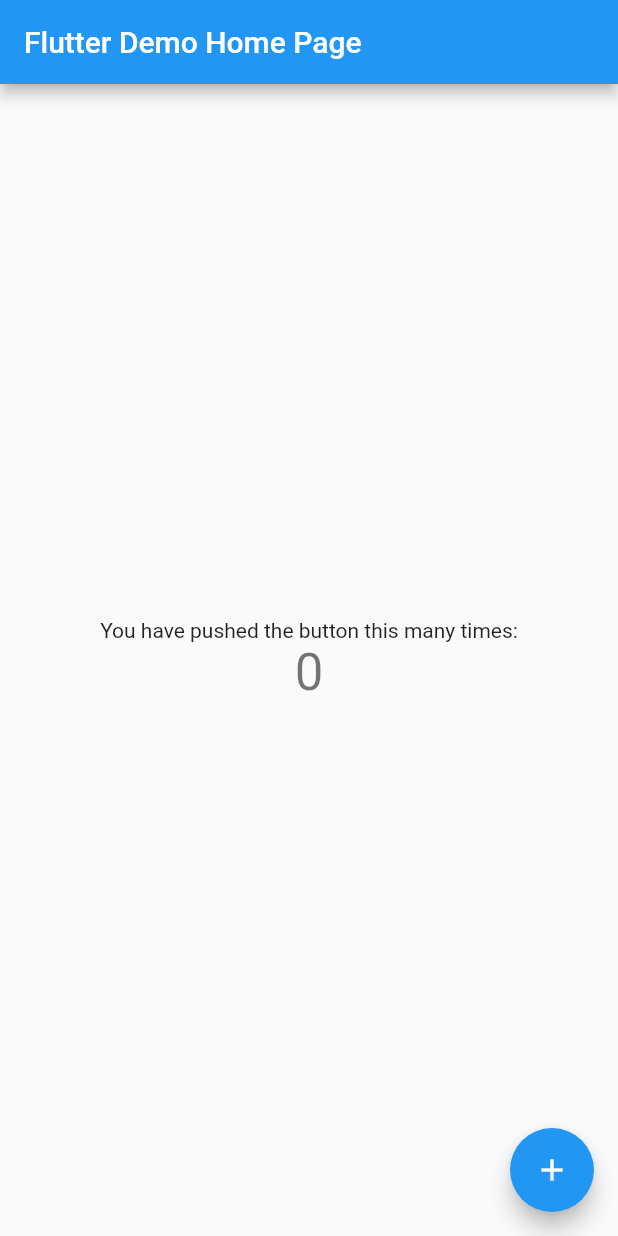
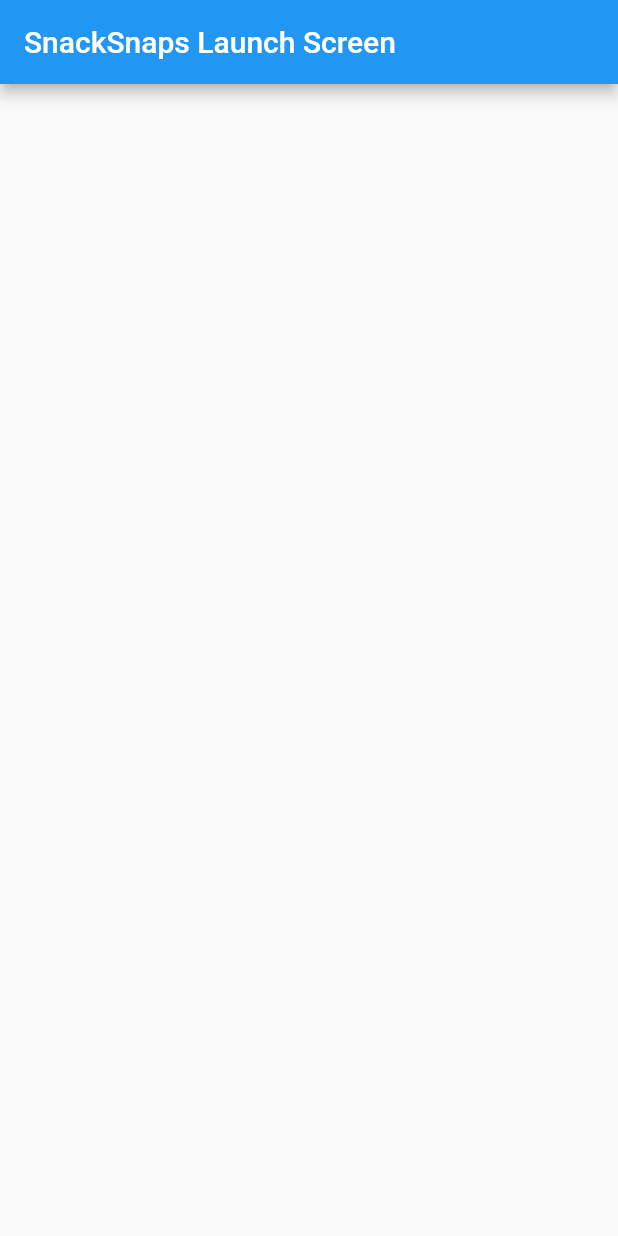
Before and after one commit to satuhyva/SNACKSNAPS, a Flutter app: the screen it shows after launch, on a phone screen of 412 x 824 dp. Run offline on Flutter 3.47's test engine with Material 2 defaults, Android fonts, the light colour scheme and no system bars.

Commit message:
Clean up the starting project

```diff
--- a/snacksnaps/lib/main.dart
+++ b/snacksnaps/lib/main.dart
@@ -1,115 +1,31 @@
 import 'package:flutter/material.dart';
 
 void main() {
-  runApp(const MyApp());
+  runApp(const SnackSnapsApp());
 }
 
-class MyApp extends StatelessWidget {
-  const MyApp({Key? key}) : super(key: key);
+class SnackSnapsApp extends StatelessWidget {
+  const SnackSnapsApp({Key? key}) : super(key: key);
 
-  // This widget is the root of your application.
   @override
   Widget build(BuildContext context) {
-    return MaterialApp(
-      title: 'Flutter Demo',
-      theme: ThemeData(
-        // This is the theme of your application.
-        //
-        // Try running your application with "flutter run". You'll see the
-        // application has a blue toolbar. Then, without quitting the app, try
-        // changing the primarySwatch below to Colors.green and then invoke
-        // "hot reload" (press "r" in the console where you ran "flutter run",
-        // or simply save your changes to "hot reload" in a Flutter IDE).
-        // Notice that the counter didn't reset back to zero; the application
-        // is not restarted.
-        primarySwatch: Colors.blue,
-      ),
-      home: const MyHomePage(title: 'Flutter Demo Home Page'),
+    return const MaterialApp(
+      title: 'SNACKSNAPS APP',
+      home: LaunchScreen(),
     );
   }
 }
 
-class MyHomePage extends StatefulWidget {
-  const MyHomePage({Key? key, required this.title}) : super(key: key);
-
-  // This widget is the home page of your application. It is stateful, meaning
-  // that it has a State object (defined below) that contains fields that affect
-  // how it looks.
-
-  // This class is the configuration for the state. It holds the values (in this
-  // case the title) provided by the parent (in this case the App widget) and
-  // used by the build method of the State. Fields in a Widget subclass are
-  // always marked "final".
-
-  final String title;
-
-  @override
-  State<MyHomePage> createState() => _MyHomePageState();
-}
-
-class _MyHomePageState extends State<MyHomePage> {
-  int _counter = 0;
-
-  void _incrementCounter() {
-    setState(() {
-      // This call to setState tells the Flutter framework that something has
-      // changed in this State, which causes it to rerun the build method below
-      // so that the display can reflect the updated values. If we changed
-      // _counter without calling setState(), then the build method would not be
-      // called again, and so nothing would appear to happen.
-      _counter++;
-    });
-  }
+class LaunchScreen extends StatelessWidget {
+  const LaunchScreen({Key? key}) : super(key: key);
 
   @override
   Widget build(BuildContext context) {
-    // This method is rerun every time setState is called, for instance as done
-    // by the _incrementCounter method above.
-    //
-    // The Flutter framework has been optimized to make rerunning build methods
-    // fast, so that you can just rebuild anything that needs updating rather
-    // than having to individually change instances of widgets.
     return Scaffold(
       appBar: AppBar(
-        // Here we take the value from the MyHomePage object that was created by
-        // the App.build method, and use it to set our appbar title.
-        title: Text(widget.title),
+        title: const Text('SnackSnaps Launch Screen'),
       ),
-      body: Center(
-        // Center is a layout widget. It takes a single child and positions it
-        // in the middle of the parent.
-        child: Column(
-          // Column is also a layout widget. It takes a list of children and
-          // arranges them vertically. By default, it sizes itself to fit its
-          // children horizontally, and tries to be as tall as its parent.
-          //
-          // Invoke "debug painting" (press "p" in the console, choose the
-          // "Toggle Debug Paint" action from the Flutter Inspector in Android
-          // Studio, or the "Toggle Debug Paint" command in Visual Studio Code)
-          // to see the wireframe for each widget.
-          //
-          // Column has various properties to control how it sizes itself and
-          // how it positions its children. Here we use mainAxisAlignment to
-          // center the children vertically; the main axis here is the vertical
-          // axis because Columns are vertical (the cross axis would be
-          // horizontal).
-          mainAxisAlignment: MainAxisAlignment.center,
-          children: <Widget>[
-            const Text(
-              'You have pushed the button this many times:',
-            ),
-            Text(
-              '$_counter',
-              style: Theme.of(context).textTheme.headline4,
-            ),
-          ],
-        ),
-      ),
-      floatingActionButton: FloatingActionButton(
-        onPressed: _incrementCounter,
-        tooltip: 'Increment',
-        child: const Icon(Icons.add),
-      ), // This trailing comma makes auto-formatting nicer for build methods.
+      body: Column(),
     );
   }
 }
```
Also changed, not shown: 1 other file.
